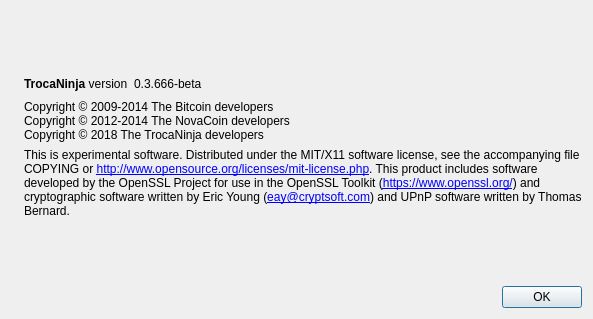
tnjtnj/tnj, file src/qt/forms/aboutdialog.ui: the form before one commit.
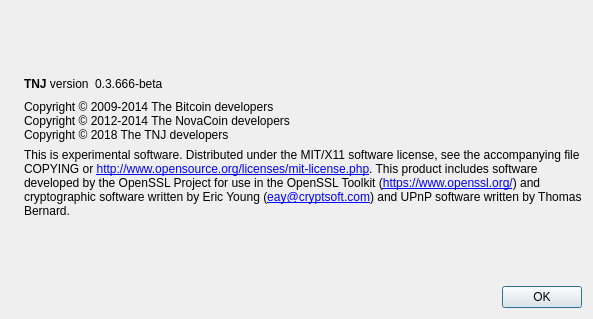
The form after the commit. Icons and pictures are not drawn.

```diff
--- a/src/qt/forms/aboutdialog.ui
+++ b/src/qt/forms/aboutdialog.ui
@@ -50,7 +50,7 @@
           <cursorShape>IBeamCursor</cursorShape>
          </property>
          <property name="text">
-          <string>&lt;b&gt;TrocaNinja&lt;/b&gt; version</string>
+          <string>&lt;b&gt;TNJ&lt;/b&gt; version</string>
          </property>
          <property name="textInteractionFlags">
           <set>Qt::LinksAccessibleByMouse|Qt::TextSelectableByKeyboard|Qt::TextSelectableByMouse</set>
@@ -93,7 +93,7 @@
        <property name="text">
         <string>Copyright © 2009-2014 The Bitcoin developers
 Copyright © 2012-2014 The NovaCoin developers
-Copyright © 2018 The TrocaNinja developers</string>
+Copyright © 2018 The TNJ developers</string>
        </property>
        <property name="textInteractionFlags">
         <set>Qt::LinksAccessibleByMouse|Qt::TextSelectableByKeyboard|Qt::TextSelectableByMouse</set>
```
Left out of the diff: 2 changed lines with no effect on the pictures.
